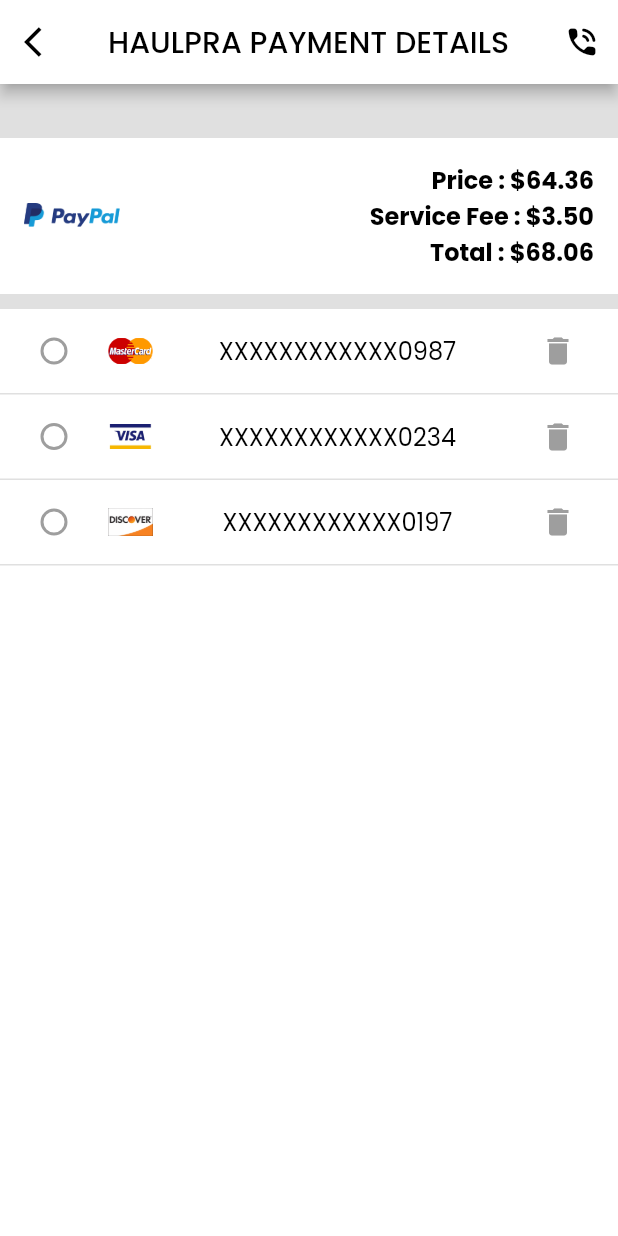
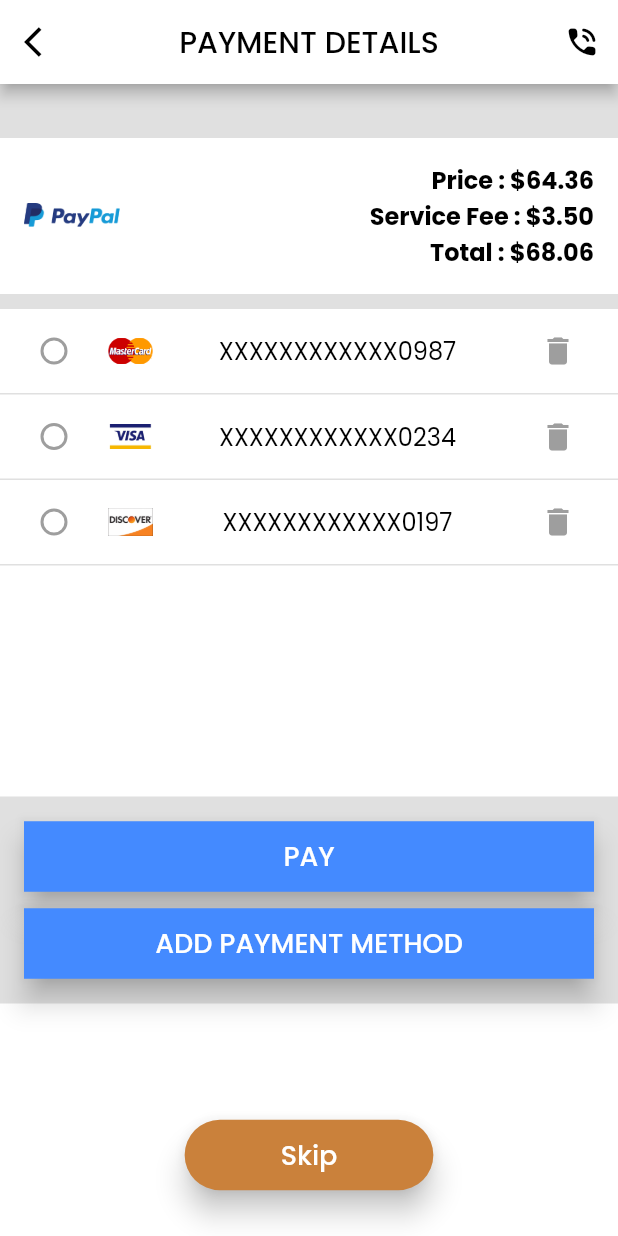
Before and after one commit to enzomarc/haulpra, a Flutter app: the PaymentDetailsPage screen opened directly, on a phone screen of 412 x 824 dp. Run offline on Flutter 3.47's test engine with Material 2 defaults, Android fonts, the phone set to English and light mode, and no system bars; our stand-ins replace font_awesome_flutter.

Commit message:
Complete payment page

```diff
--- a/lib/ui/authentication/payment_details_page.dart
+++ b/lib/ui/authentication/payment_details_page.dart
@@ -1,5 +1,6 @@
 import 'package:flutter/material.dart';
 import 'package:haul_pra/constants/asset_constants.dart';
+import 'package:haul_pra/constants/constants.dart';
 import 'package:haul_pra/helpers/helpers.dart';
 import 'package:haul_pra/ui/shared/shared.dart';
 
@@ -30,6 +31,11 @@ class _PaymentDetailsPageState extends State<PaymentDetailsPage> {
             _grayContainer(1.0),
             _cardRadioTile(AssetConstants.DISCOVER, 'XXXXXXXXXXXX0197'),
             _grayContainer(1.0),
+            Spacer(flex: 2),
+            _paymentButtons(),
+            Spacer(flex: 1),
+            _getSkipButton(),
+            SizedBox(height: 30.0),
           ],
         ),
       ),
@@ -38,13 +44,14 @@ class _PaymentDetailsPageState extends State<PaymentDetailsPage> {
 
   AppBar _getAppBar() {
     return AppBar(
+      centerTitle: true,
       backgroundColor: Colors.white,
       leading: IconButton(
         icon: Icon(Icons.arrow_back_ios, color: Colors.black),
         onPressed: () => AppNavigator.popScreen(),
       ),
       title: Text(
-        "HAULPRA PAYMENT DETAILS",
+        "PAYMENT DETAILS",
         style: TextStyle(
           color: Colors.black,
           fontWeight: FontWeight.w500,
@@ -111,4 +118,33 @@ class _PaymentDetailsPageState extends State<PaymentDetailsPage> {
       selectedTileColor: Colors.grey,
     );
   }
+
+  Widget _paymentButtons() {
+    return Container(
+      color: Colors.grey[300],
+      padding: EdgeInsets.all(16.0),
+      child: Column(
+        mainAxisSize: MainAxisSize.min,
+        children: [
+          RectangleButton("PAY", (){}, Colors.blueAccent, Colors.white),
+          SizedBox(height: 10.0),
+          RectangleButton("ADD PAYMENT METHOD", (){}, Colors.blueAccent, Colors.white)
+        ],
+      ),
+    );
+  }
+
+  RoundedCornerButton _getSkipButton() {
+    return RoundedCornerButton(
+      'Skip',
+      _onSkipButtonPressed,
+      AppColors.orange,
+      Colors.white,
+      padding: EdgeInsets.symmetric(horizontal: 64.0, vertical: 10.0),
+    );
+  }
+
+  _onSkipButtonPressed() {
+
+  }
 }
--- /dev/null
+++ b/lib/ui/shared/rectangle_button.dart
@@ -0,0 +1,41 @@
+import 'package:flutter/material.dart';
+
+class RectangleButton extends StatelessWidget {
+  final String text;
+  final VoidCallback onPressed;
+  final Color buttonColor;
+  final Color textColor;
+  final double fontSize;
+  final bool isOutlined;
+  final EdgeInsets? padding;
+
+  const RectangleButton(this.text, this.onPressed, this.buttonColor, this.textColor, {this.fontSize=18.0, this.isOutlined=false, this.padding});
+
+  @override
+  Widget build(BuildContext context) {
+    return Container(
+      width: double.infinity,
+      child: ElevatedButton(
+        style: ElevatedButton.styleFrom(
+          elevation: 8.0,
+          padding: padding == null ? EdgeInsets.symmetric(horizontal: 26.0, vertical: 10.0) : padding,
+          primary: buttonColor,
+          shape: RoundedRectangleBorder(
+            borderRadius: BorderRadius.circular(0.0),
+            // side: isOutlined ? BorderSide(color: Colors.black) : BorderSide.none,
+          ),
+        ),
+        child: Text(
+          text,
+          style: TextStyle(
+            fontSize: fontSize,
+            color: textColor,
+            fontWeight: FontWeight.w500,
+          ),
+          maxLines: 1,
+        ),
+        onPressed: onPressed,
+      ),
+    );
+  }
+}
--- a/lib/ui/shared/shared.dart
+++ b/lib/ui/shared/shared.dart
@@ -7,3 +7,4 @@ export 'rounded_corner_button.dart';
 export 'icon_button.dart';
 export 'toggle_button.dart';
 export 'rounded_input_field.dart';
+export 'rectangle_button.dart';
```
